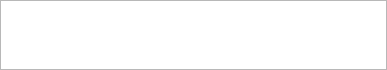
Above: vms/client/nx_vms_client_desktop/src/nx/vms/client/desktop/resource_dialogs/details/accessible_media_view_header_widget.ui from networkoptix/nx_open before the change. Below: the same form after it.
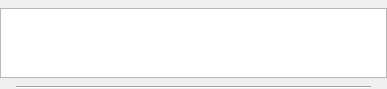
That is the form after the change.

The edit to the form file:
```diff
--- a/vms/client/nx_vms_client_desktop/src/nx/vms/client/desktop/resource_dialogs/details/accessible_media_view_header_widget.ui
+++ b/vms/client/nx_vms_client_desktop/src/nx/vms/client/desktop/resource_dialogs/details/accessible_media_view_header_widget.ui
@@ -7,18 +7,18 @@
     <x>0</x>
     <y>0</y>
     <width>387</width>
-    <height>51</height>
+    <height>72</height>
    </rect>
   </property>
   <layout class="QVBoxLayout" name="verticalLayout">
    <property name="spacing">
-    <number>0</number>
+    <number>8</number>
    </property>
    <property name="leftMargin">
     <number>0</number>
    </property>
    <property name="topMargin">
-    <number>0</number>
+    <number>8</number>
    </property>
    <property name="rightMargin">
     <number>0</number>
@@ -51,6 +51,26 @@
      </attribute>
     </widget>
    </item>
+   <item>
+    <layout class="QVBoxLayout" name="horizontalLineLayout">
+     <property name="spacing">
+      <number>0</number>
+     </property>
+     <property name="leftMargin">
+      <number>16</number>
+     </property>
+     <property name="rightMargin">
+      <number>16</number>
+     </property>
+     <item>
+      <widget class="Line" name="horizontalLine">
+       <property name="orientation">
+        <enum>Qt::Horizontal</enum>
+       </property>
+      </widget>
+     </item>
+    </layout>
+   </item>
   </layout>
  </widget>
  <resources/>
```
